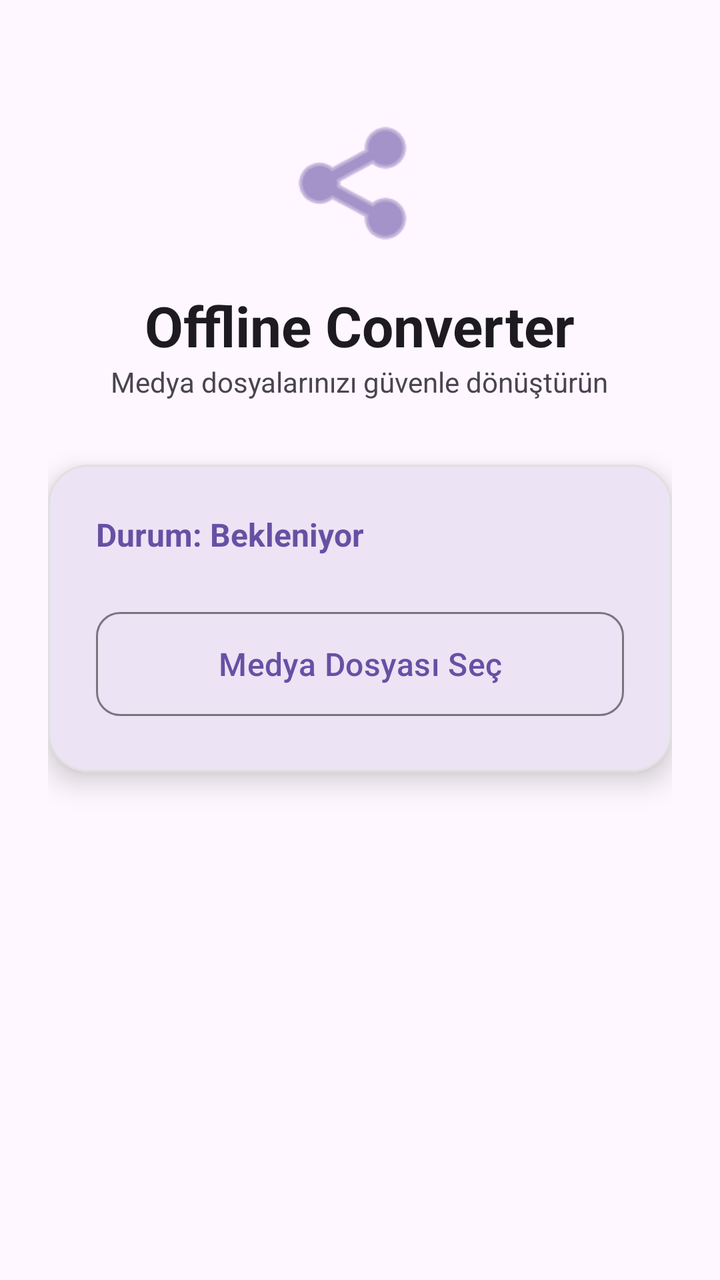
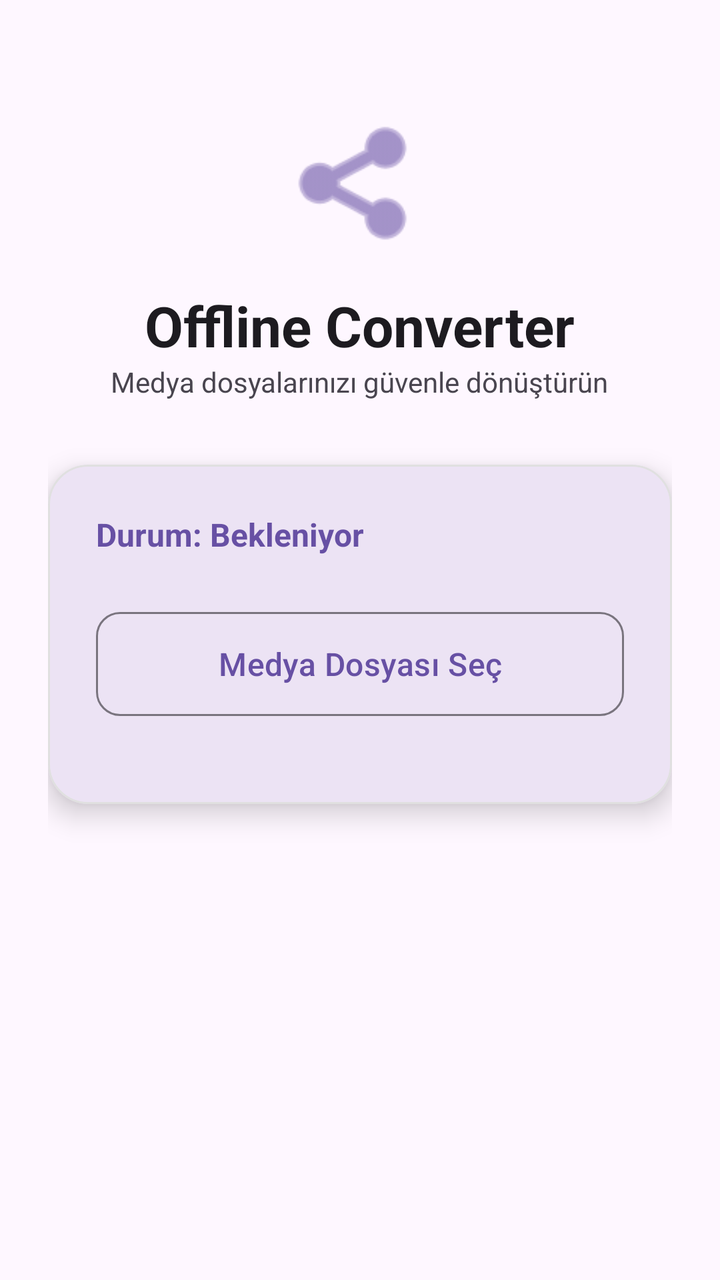

An Android layout rendered at two revisions. The XML below is the earlier revision; the diff shows what the commit changed to produce the second picture.
<!-- AndroidManifest.xml: application theme Theme.OfflineMobileConverter -->
<!-- res/layout/fragment_home.xml -->
<?xml version="1.0" encoding="utf-8"?>
<ScrollView xmlns:android="http://schemas.android.com/apk/res/android"
    xmlns:app="http://schemas.android.com/apk/res-auto"
    xmlns:tools="http://schemas.android.com/tools"
    android:layout_width="match_parent"
    android:layout_height="match_parent"
    android:fillViewport="true"
    android:background="?android:attr/colorBackground">

    <LinearLayout
        android:layout_width="match_parent"
        android:layout_height="wrap_content"
        android:orientation="vertical"
        android:padding="24dp"
        android:gravity="center_horizontal"
        android:animateLayoutChanges="true">

        <ImageView
            android:layout_width="72dp"
            android:layout_height="72dp"
            android:layout_marginTop="32dp"
            android:layout_marginBottom="16dp"
            android:src="@android:drawable/ic_menu_share"
            app:tint="?attr/colorPrimary" />

        <TextView
            android:layout_width="wrap_content"
            android:layout_height="wrap_content"
            android:text="Offline Converter"
            android:textSize="28sp"
            android:textStyle="bold"
            android:textColor="?android:attr/textColorPrimary" />

        <TextView
            android:layout_width="wrap_content"
            android:layout_height="wrap_content"
            android:text="Medya dosyalarınızı güvenle dönüştürün"
            android:textSize="14sp"
            android:textColor="?android:attr/textColorSecondary"
            android:layout_marginBottom="32dp" />

        <com.google.android.material.card.MaterialCardView
            android:layout_width="match_parent"
            android:layout_height="wrap_content"
            app:cardCornerRadius="20dp"
            app:cardElevation="8dp"
            app:strokeWidth="1dp"
            app:strokeColor="#E0E0E0"
            app:contentPadding="24dp">

            <LinearLayout
                android:layout_width="match_parent"
                android:layout_height="wrap_content"
                android:orientation="vertical"
                android:animateLayoutChanges="true">

                <TextView
                    android:id="@+id/statusText"
                    android:layout_width="match_parent"
                    android:layout_height="wrap_content"
                    android:text="Durum: Bekleniyor"
                    android:textSize="16sp"
                    android:textStyle="bold"
                    android:textColor="?attr/colorPrimary"
                    android:textAlignment="center"
                    android:layout_marginBottom="24dp" />

                <com.google.android.material.button.MaterialButton
                    android:id="@+id/selectFileButton"
                    style="@style/Widget.Material3.Button.OutlinedButton"
                    android:layout_width="match_parent"
                    android:layout_height="60dp"
                    android:text="Medya Dosyası Seç"
                    app:cornerRadius="12dp"
                    android:textSize="16sp" />

                <com.google.android.material.textfield.TextInputLayout
                    android:id="@+id/formatInputLayout"
                    style="@style/Widget.Material3.TextInputLayout.OutlinedBox.ExposedDropdownMenu"
                    android:layout_width="match_parent"
                    android:layout_height="wrap_content"
                    android:layout_marginTop="16dp"
                    android:visibility="gone"
                    tools:visibility="visible"
                    app:boxCornerRadiusTopStart="12dp"
                    app:boxCornerRadiusTopEnd="12dp"
                    app:boxCornerRadiusBottomStart="12dp"
                    app:boxCornerRadiusBottomEnd="12dp">

                    <AutoCompleteTextView
                        android:id="@+id/formatAutoComplete"
                        android:layout_width="match_parent"
                        android:layout_height="wrap_content"
                        android:inputType="none"
                        android:hint="Dönüştürülecek Format"
                        android:textColor="?android:attr/textColorPrimary" />
                </com.google.android.material.textfield.TextInputLayout>

                <LinearLayout
                    android:id="@+id/trimLayout"
                    android:layout_width="match_parent"
                    android:layout_height="wrap_content"
                    android:orientation="horizontal"
                    android:layout_marginTop="12dp"
                    android:visibility="gone"
                    tools:visibility="visible">

                    <com.google.android.material.textfield.TextInputLayout
                        style="@style/Widget.Material3.TextInputLayout.OutlinedBox"
                        android:layout_width="0dp"
                        android:layout_height="wrap_content"
                        android:layout_weight="1"
                        android:layout_marginEnd="6dp"
                        app:boxCornerRadiusTopStart="12dp"
                        app:boxCornerRadiusTopEnd="12dp"
                        app:boxCornerRadiusBottomStart="12dp"
                        app:boxCornerRadiusBottomEnd="12dp">

                        <com.google.android.material.textfield.TextInputEditText
                            android:id="@+id/startTimeInput"
                            android:layout_width="match_parent"
                            android:layout_height="wrap_content"
                            android:hint="Başlangıç (sn / 00:00)"
                            android:inputType="text" />
                    </com.google.android.material.textfield.TextInputLayout>

                    <com.google.android.material.textfield.TextInputLayout
                        style="@style/Widget.Material3.TextInputLayout.OutlinedBox"
                        android:layout_width="0dp"
                        android:layout_height="wrap_content"
                        android:layout_weight="1"
                        android:layout_marginStart="6dp"
                        app:boxCornerRadiusTopStart="12dp"
                        app:boxCornerRadiusTopEnd="12dp"
                        app:boxCornerRadiusBottomStart="12dp"
                        app:boxCornerRadiusBottomEnd="12dp">

                        <com.google.android.material.textfield.TextInputEditText
                            android:id="@+id/endTimeInput"
                            android:layout_width="match_parent"
                            android:layout_height="wrap_content"
                            android:hint="Bitiş (sn / 00:00)"
                            android:inputType="text" />
                    </com.google.android.material.textfield.TextInputLayout>
                </LinearLayout>

                <com.google.android.material.textfield.TextInputLayout
                    android:id="@+id/resolutionInputLayout"
                    style="@style/Widget.Material3.TextInputLayout.OutlinedBox.ExposedDropdownMenu"
                    android:layout_width="match_parent"
                    android:layout_height="wrap_content"
                    android:layout_marginTop="12dp"
                    android:visibility="gone"
                    tools:visibility="visible"
                    app:boxCornerRadiusTopStart="12dp"
                    app:boxCornerRadiusTopEnd="12dp"
                    app:boxCornerRadiusBottomStart="12dp"
                    app:boxCornerRadiusBottomEnd="12dp">

                    <AutoCompleteTextView
                        android:id="@+id/resolutionAutoComplete"
                        android:layout_width="match_parent"
                        android:layout_height="wrap_content"
                        android:inputType="none"
                        android:hint="Çözünürlük"
                        android:textColor="?android:attr/textColorPrimary" />
                </com.google.android.material.textfield.TextInputLayout>

                <com.google.android.material.textfield.TextInputLayout
                    android:id="@+id/qualityInputLayout"
                    style="@style/Widget.Material3.TextInputLayout.OutlinedBox.ExposedDropdownMenu"
                    android:layout_width="match_parent"
                    android:layout_height="wrap_content"
                    android:layout_marginTop="12dp"
                    android:visibility="gone"
                    tools:visibility="visible"
                    app:boxCornerRadiusTopStart="12dp"
                    app:boxCornerRadiusTopEnd="12dp"
                    app:boxCornerRadiusBottomStart="12dp"
                    app:boxCornerRadiusBottomEnd="12dp">

                    <AutoCompleteTextView
                        android:id="@+id/qualityAutoComplete"
                        android:layout_width="match_parent"
                        android:layout_height="wrap_content"
                        android:inputType="none"
                        android:hint="Video Kalitesi (Sıkıştırma)"
                        android:textColor="?android:attr/textColorPrimary" />
                </com.google.android.material.textfield.TextInputLayout>

                <com.google.android.material.button.MaterialButton
                    android:id="@+id/convertButton"
                    style="@style/Widget.Material3.Button"
                    android:layout_width="match_parent"
                    android:layout_height="60dp"
                    android:layout_marginTop="16dp"
                    android:text="Dönüştür"
                    app:cornerRadius="12dp"
                    android:textSize="16sp"
                    android:visibility="gone"
                    tools:visibility="visible" />

                <ProgressBar
                    android:id="@+id/progressBar"
                    style="?android:attr/progressBarStyleHorizontal"
                    android:layout_width="match_parent"
                    android:layout_height="wrap_content"
                    android:layout_marginTop="24dp"
                    android:scaleY="1.5"
                    android:progressTint="?attr/colorPrimary"
                    android:max="100"
                    android:progress="0"
                    android:visibility="gone"
                    tools:visibility="visible" />

                <TextView
                    android:id="@+id/progressPercentage"
                    android:layout_width="match_parent"
                    android:layout_height="wrap_content"
                    android:text="%0"
                    android:textAlignment="center"
                    android:layout_marginTop="8dp"
                    android:textStyle="bold"
                    android:textSize="16sp"
                    android:visibility="gone"
                    tools:visibility="visible" />

            </LinearLayout>
        </com.google.android.material.card.MaterialCardView>
    </LinearLayout>
</ScrollView>
<!-- resources referenced by this layout -->
<resources>
  <style name="Theme.OfflineMobileConverter" parent="Base.Theme.OfflineMobileConverter" />
  <style name="Base.Theme.OfflineMobileConverter" parent="Theme.Material3.DayNight.NoActionBar">
          
          
      </style>
</resources>

<!-- the commit's change to res/layout/fragment_home.xml (unified diff, before → after) -->
@@ -188,17 +188,35 @@
                         android:textColor="?android:attr/textColorPrimary" />
                 </com.google.android.material.textfield.TextInputLayout>
 
-                <com.google.android.material.button.MaterialButton
-                    android:id="@+id/convertButton"
-                    style="@style/Widget.Material3.Button"
-                    android:layout_width="match_parent"
-                    android:layout_height="60dp"
-                    android:layout_marginTop="16dp"
-                    android:text="Dönüştür"
-                    app:cornerRadius="12dp"
-                    android:textSize="16sp"
-                    android:visibility="gone"
-                    tools:visibility="visible" />
+                
+                <FrameLayout
+                    android:layout_width="match_parent"
+                    android:layout_height="wrap_content"
+                    android:layout_marginTop="16dp">
+
+                    <com.google.android.material.button.MaterialButton
+                        android:id="@+id/convertButton"
+                        style="@style/Widget.Material3.Button"
+                        android:layout_width="match_parent"
+                        android:layout_height="60dp"
+                        android:text="Dönüştür"
+                        app:cornerRadius="12dp"
+                        android:textSize="16sp"
+                        android:visibility="gone"
+                        tools:visibility="visible" />
+
+                    <com.google.android.material.button.MaterialButton
+                        android:id="@+id/cancelButton"
+                        style="@style/Widget.Material3.Button.OutlinedButton"
+                        android:layout_width="match_parent"
+                        android:layout_height="60dp"
+                        android:text="İptal Et"
+                        android:textColor="@color/design_default_color_error"
+                        app:strokeColor="@color/design_default_color_error"
+                        app:cornerRadius="12dp"
+                        android:textSize="16sp"
+                        android:visibility="gone" />
+                </FrameLayout>
 
                 <ProgressBar
                     android:id="@+id/progressBar"
